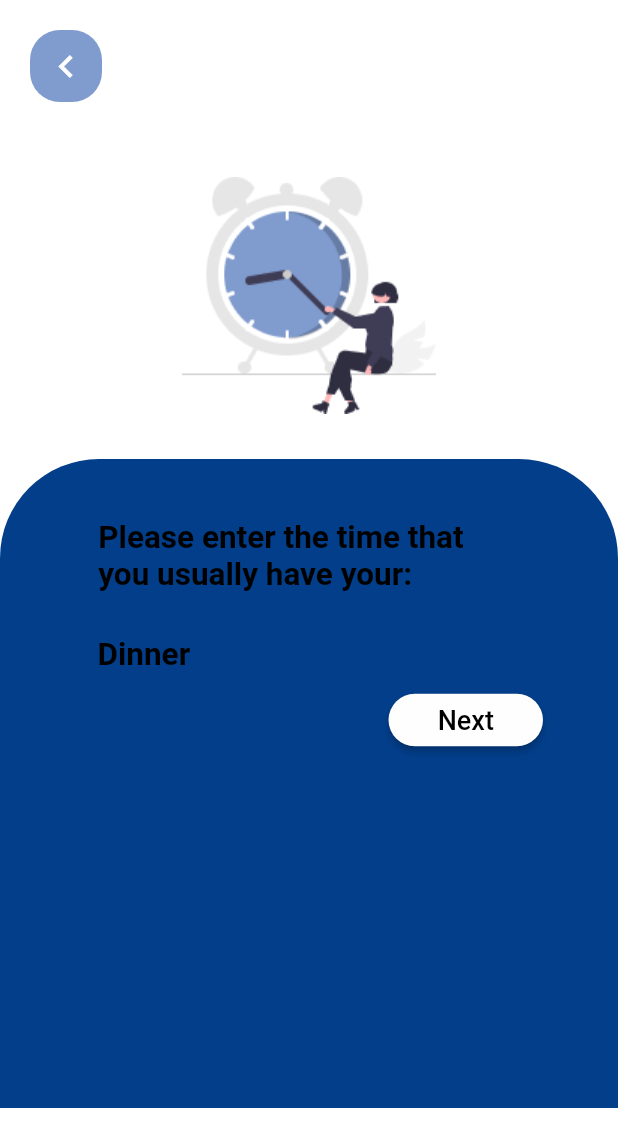
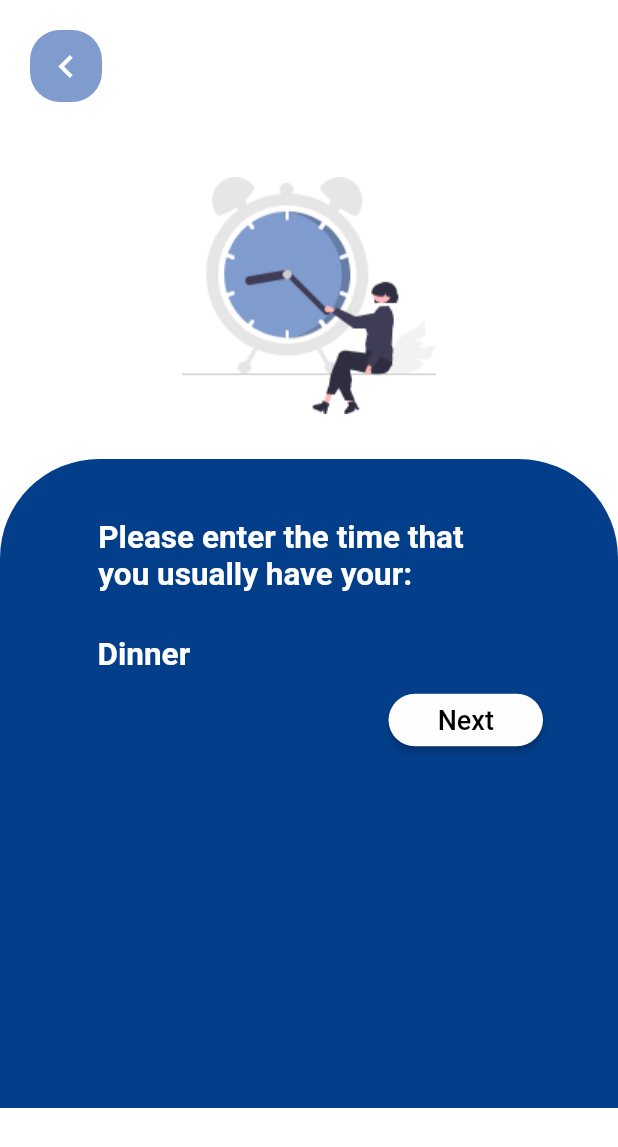
Before and after one commit to marcuswkl/medimate, a Flutter app: the TimeSetupDinnerWidget screen opened directly, on a phone screen of 412 x 824 dp. Shown: the top 1147 px of the screen. Run offline on Flutter 3.47's test engine with Material 2 defaults, Android fonts, the phone set to English and light mode, and no system bars; our stand-ins replace expandable, font_awesome_flutter, google_fonts, google_maps_flutter, page_transition and 4 more; missing offline and left inert: dart:ffi; Roboto replaces fonts that are missing (Signika Negative).

Commit message:
Adjust time setup dinner UI

```diff
--- a/lib/view/signup/time_setup/time_setup_dinner.dart
+++ b/lib/view/signup/time_setup/time_setup_dinner.dart
@@ -93,7 +93,7 @@ class _TimeSetupDinnerWidgetState extends State<TimeSetupDinnerWidget> {
                                     child: Text(
                                       'Please enter the time that you usually have your:',
                                       style: GoogleFonts.signikaNegative(
-                                        color: Colors.black,
+                                        color: Colors.white,
                                         fontSize: 21,
                                         fontWeight: FontWeight.bold,
                                       ),
@@ -104,13 +104,11 @@ class _TimeSetupDinnerWidgetState extends State<TimeSetupDinnerWidget> {
                               Container(
                                 width: 282,
                                 height: 32,
-                                decoration: BoxDecoration(
-                                  // color: const Color(0xFFEEEEEE),
-                                ),
+                                decoration: const BoxDecoration(),
                                 child: Text(
                                   'Dinner',
                                   style: GoogleFonts.signikaNegative(
-                                        color: Colors.black,
+                                        color: Colors.white,
                                         fontSize: 21,
                                         fontWeight: FontWeight.bold,
                                       ),
```
